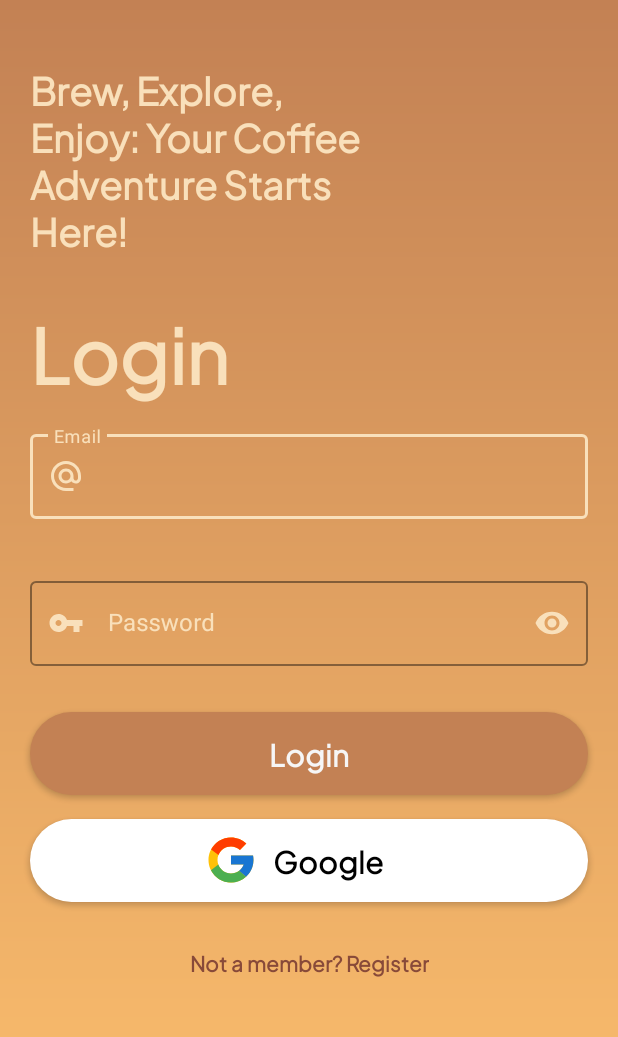
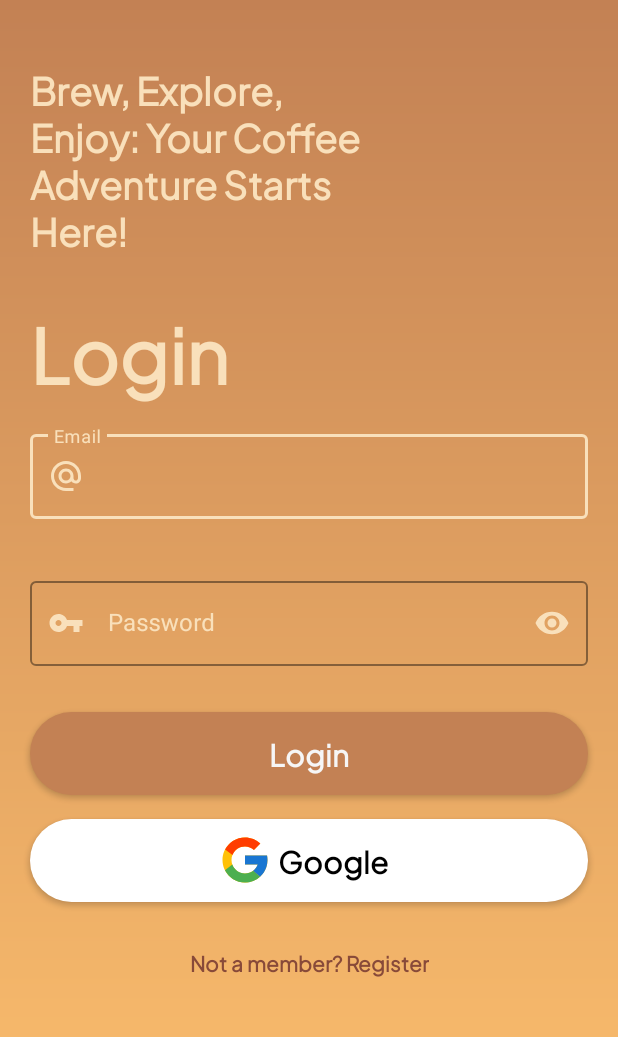
Before and after one commit to Bangkit-Capstone-C23-PS256/Kaffeehaus_Mobile_Development, an Android app: the layout activity_login.xml on its own in the app's theme, with its tools: preview values and no code run, on a phone screen of 412 x 824 dp. Shown: the top 1037 px of the screen. Run offline under Robolectric (Android 15) with nearby library versions, the phone set to English and light mode, and no system bars.

Commit message:
[UPDATE] Google icon position

```diff
--- a/app/src/main/res/drawable/login_color.xml
+++ b/app/src/main/res/drawable/login_color.xml
@@ -3,7 +3,7 @@
 
     <gradient
         android:type="linear"
-        android:angle="100"
+        android:angle="270"
         android:startColor="#C38154"
         android:endColor="#FFC26F"/>
 
--- a/app/src/main/res/layout/activity_login.xml
+++ b/app/src/main/res/layout/activity_login.xml
@@ -123,9 +123,9 @@
         android:layout_marginEnd="20dp"
         android:fontFamily="@font/plusjakartasans"
         android:drawableLeft="@drawable/google"
-        android:drawablePadding="10dp"
-        android:gravity="center_vertical"
-        android:paddingLeft="116dp"
+        android:drawablePadding="4dp"
+        android:gravity="start|center_vertical"
+        android:paddingStart="125dp"
         android:text="Google"
         android:textSize="20sp"
         android:textColor="#000000"
```
Also changed, not shown: app/src/main/java/com/iqbaltio/kaffeehaus/RegisterActivity.kt (+21 -0 lines).
